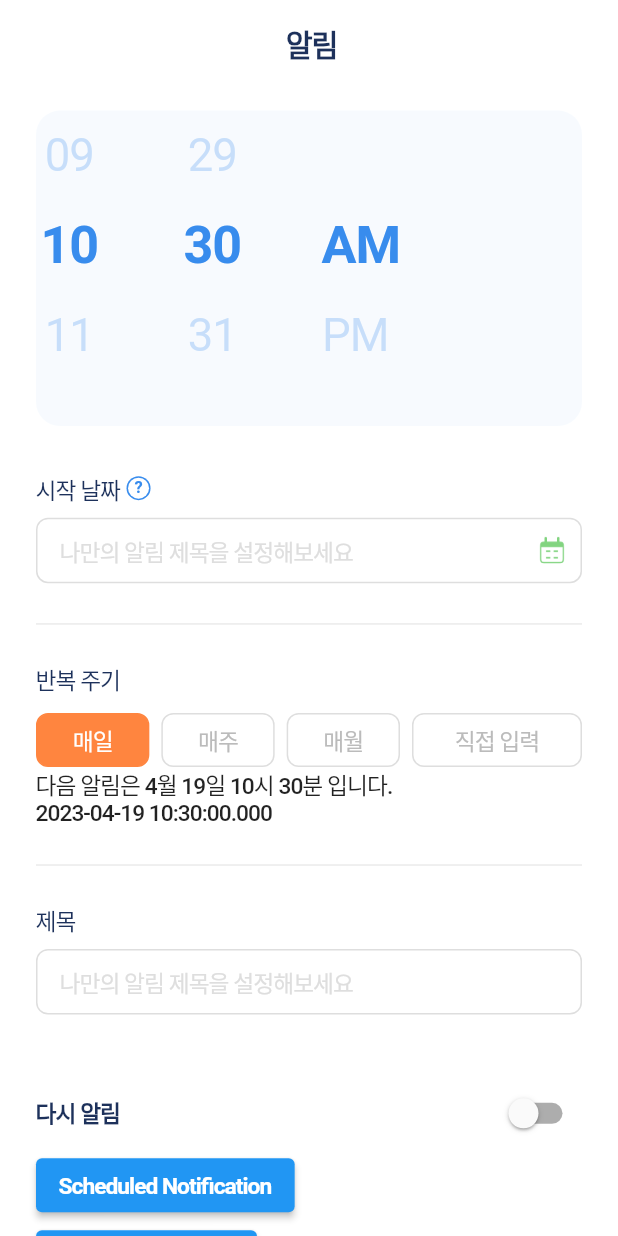
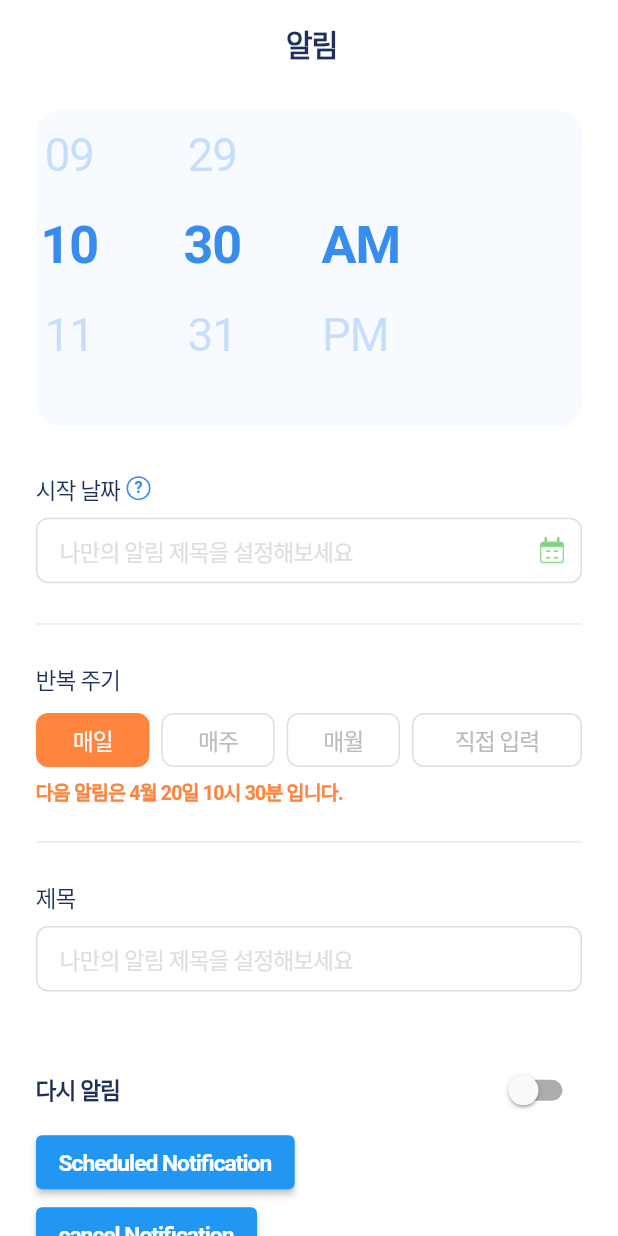
Before and after one commit to sungheeyoon/flutter-plant-plan, a Flutter app: the AlarmScreen widget shown alone on an empty page, opened directly with empty values, after a tap on "매일", on a phone screen of 412 x 824 dp. Run offline on Flutter 3.47's test engine with Material 2 defaults, Android fonts, the phone set to English and light mode, and no system bars; drawn by our look-alikes of flutter_time_picker_spinner; our stand-ins replace cached_network_image, calendar_date_picker2, cloud_firestore, equatable, firebase_core, firebase_storage and 10 more; missing offline and left inert: bubble_box, kakao_flutter_sdk_user, korea_regexp, snapping_sheet; accounts and stored records are empty; network calls fail; Roboto replaces fonts that are missing (Pretendard).

Commit message:
AlarmScreen input finished callback error correction

```diff
--- a/lib/add/provider/date_time_provider.dart
+++ b/lib/add/provider/date_time_provider.dart
@@ -1,13 +1,80 @@
 import 'package:flutter_riverpod/flutter_riverpod.dart';
 
+enum DateTimeKey { now, calculatedTime }
+
 final dateTimeProvider =
-    StateNotifierProvider<DateTimeNotifier, DateTime>((ref) {
+    StateNotifierProvider<DateTimeNotifier, Map<DateTimeKey, DateTime?>>((ref) {
   return DateTimeNotifier();
 });
 
-class DateTimeNotifier extends StateNotifier<DateTime> {
-  DateTimeNotifier() : super(DateTime.now());
-  void setDateTime(DateTime time) {
-    state = time;
+class DateTimeNotifier extends StateNotifier<Map<DateTimeKey, DateTime?>> {
+  DateTimeNotifier()
+      : super({
+          DateTimeKey.now: DateTime.now(),
+          DateTimeKey.calculatedTime: null
+        });
+
+  void setDateTime(DateTimeKey key, DateTime time) {
+    state = {...state, key: time};
+  }
+
+  void setCalculatedTimeNull() {
+    state = {...state, DateTimeKey.calculatedTime: null};
+  }
+
+  void updateNextAlarmTime({
+    required int focusedButtonIndex,
+    int? days,
+  }) {
+    final DateTime now = state[DateTimeKey.now]!;
+    switch (focusedButtonIndex) {
+      case 0: // '매일' 버튼
+        setDateTime(
+          DateTimeKey.calculatedTime,
+          now.add(
+            const Duration(days: 1),
+          ),
+        );
+
+        break;
+      case 1: // '매주' 버튼
+        setDateTime(
+          DateTimeKey.calculatedTime,
+          now.add(
+            const Duration(days: 7),
+          ),
+        );
+        break;
+      case 2: // '매월' 버튼
+        int year = now.year;
+        int month = now.month + 1;
+        int day = now.day;
+        int hour = now.hour;
+        int minute = now.minute;
+        if (month > 12) {
+          year += 1;
+          month = 1;
+        }
+        int lastDayOfMonth = DateTime(year, month + 1, 0).day;
+        day = day <= lastDayOfMonth ? day : lastDayOfMonth;
+        setDateTime(
+          DateTimeKey.calculatedTime,
+          DateTime(year, month, day, hour, minute),
+        );
+
+        break;
+      case 3: // '직접 입력' 버튼
+        if (days != null) {
+          setDateTime(
+            DateTimeKey.calculatedTime,
+            now.add(
+              Duration(days: days),
+            ),
+          );
+        } else {
+          // days가 null인 경우에는 _dateTime을 업데이트하지 않고 기존 값을 유지함
+        }
+        break;
+    }
   }
 }
--- a/lib/add/view/add_second_screen.dart
+++ b/lib/add/view/add_second_screen.dart
@@ -99,7 +99,7 @@ class AddSecondScreen extends ConsumerWidget {
                       borderColor: pointColor2.withOpacity(
                         0.5,
                       ),
-                      width: 50.h,
+                      width: 52.h,
                       height: 26.h,
                       textColor: pointColor2,
                       name: '변경',
--- a/lib/add/view/alarm_screen.dart
+++ b/lib/add/view/alarm_screen.dart
@@ -1,5 +1,6 @@
 import 'package:bubble_box/bubble_box.dart';
 import 'package:flutter/material.dart';
+import 'package:flutter/services.dart';
 import 'package:flutter_riverpod/flutter_riverpod.dart';
 import 'package:flutter_screenutil/flutter_screenutil.dart';
 import 'package:flutter_time_picker_spinner/flutter_time_picker_spinner.dart';
@@ -28,11 +29,10 @@ class _AlarmScreenState extends ConsumerState<AlarmScreen> {
   String? name;
   int focusedButtonIndex = -1;
   String? nextAlarmText;
+  int? days = 0;
 
   @override
   void initState() {
-    service = LocalNotificationService();
-    service.initialize();
     super.initState();
   }
 
@@ -268,8 +268,102 @@ class _AlarmScreenState extends ConsumerState<AlarmScreen> {
                       )
                     ],
                   ),
-                  Text('$nextAlarmText'),
-                  Text('$dateTime'),
+                  if (focusedButtonIndex == 3)
+                    Column(
+                      children: [
+                        SizedBox(
+                          height: 8.h,
+                        ),
+                        TextFormField(
+                          keyboardType: TextInputType.number,
+                          inputFormatters: [
+                            FilteringTextInputFormatter.allow(
+                              RegExp(r'[0-9]'),
+                            ), // Only allow digits
+                            FilteringTextInputFormatter.deny(
+                              RegExp(r'-'),
+                            ), // Deny negative sign
+                          ],
+                          onChanged: (text) {
+                            setState(
+                              () {
+                                int? intValue =
+                                    int.tryParse(text); // String을 int로 변환
+                                if (intValue != null) {
+                                  // intValue가 null이 아닌 경우에만 값을 업데이트
+                                  days = intValue;
+                                  ref
+                                      .read(dateTimeProvider.notifier)
+                                      .updateNextAlarmTime(
+                                          focusedButtonIndex: 3,
+                                          days: intValue);
+                                }
+                              },
+                            );
+                          },
+                          textAlignVertical: TextAlignVertical.center,
+                          textAlign: TextAlign.start,
+                          initialValue: days?.toString(),
+                          style: Theme.of(context)
+                              .textTheme
+                              .bodyMedium!
+                              .copyWith(color: grayBlack),
+                          decoration: InputDecoration(
+                            isDense: true,
+                            contentPadding:
+                                EdgeInsets.fromLTRB(16, 10.h, 16, 10.h),
+                            enabledBorder: const OutlineInputBorder(
+                              borderRadius: BorderRadius.all(
+                                Radius.circular(
+                                  8.0,
+                                ),
+                              ),
+                              borderSide:
+                                  BorderSide(width: 1, color: grayColor400),
+                            ),
+                            border: const OutlineInputBorder(
+                              borderRadius: BorderRadius.all(
+                                Radius.circular(
+                                  8.0,
+                                ),
+                              ),
+                              borderSide:
+                                  BorderSide(color: grayColor400, width: 1.0),
+                            ),
+                            focusedBorder: const OutlineInputBorder(
+                              borderRadius: BorderRadius.all(
+                                Radius.circular(
+                                  8.0,
+                                ),
+                              ),
+                              borderSide:
+                                  BorderSide(color: grayColor400, width: 1.0),
+                            ),
+                            hintText: '나만의 알림 제목을 설정해보세요',
+                            hintStyle: Theme.of(context)
+                                .textTheme
+                                .bodyMedium!
+                                .copyWith(color: grayColor400),
+                          ),
+                        ),
+                      ],
+                    ),
+                  if (dateTime[DateTimeKey.calculatedTime] != null &&
+                      focusedButtonIndex != -1)
+                    Column(
+                      children: [
+                        SizedBox(
+                          height: 8.h,
+                        ),
+                        Text(
+                          fomattor(dateTime[DateTimeKey.calculatedTime]!),
+                          style: Theme.of(context)
+                              .textTheme
+                              .labelMedium!
+                              .copyWith(color: pointColor1),
+                        )
+                      ],
+                    ),
                   SizedBox(
                     height: 16.h,
                   ),
@@ -381,7 +475,8 @@ class _AlarmScreenState extends ConsumerState<AlarmScreen> {
                       NotificationService().scheduleNotification(
                           title: 'Scheduled Notification',
                           body: '$dateTime',
-                          scheduledNotificationDateTime: dateTime);
+                          scheduledNotificationDateTime:
+                              dateTime[DateTimeKey.now]!);
                     },
                     child: const Text('Scheduled Notification'),
                   ),
@@ -399,61 +494,26 @@ class _AlarmScreenState extends ConsumerState<AlarmScreen> {
     );
   }
 
-  void _updateFocusedButton(int index, {int? days}) {
-    final dateTime = ref.watch(dateTimeProvider);
-    DateTime dateTime0 = dateTime;
+  String fomattor(DateTime calculatedTime) {
+    String nextDate = "${calculatedTime.month}월 ${calculatedTime.day}일";
+    String nextTime = "${calculatedTime.hour}시 ${calculatedTime.minute}분";
+
+    // 다음 알림 텍스트 업데이트
+    return nextAlarmText = "다음 알림은 $nextDate $nextTime 입니다.";
+  }
+
+  void _updateFocusedButton(int index) {
     setState(
       () {
         if (focusedButtonIndex == index) {
-          // If the same card is tapped again, unfocus it
           focusedButtonIndex = -1;
+          ref.read(dateTimeProvider.notifier).setCalculatedTimeNull();
         } else {
           focusedButtonIndex = index;
-
-          switch (index) {
-            case 0: // '매일' 버튼
-              dateTime0 = dateTime.add(
-                const Duration(days: 1),
-              );
-              break;
-            case 1: // '매주' 버튼
-              dateTime0 = dateTime.add(
-                const Duration(days: 7),
-              );
-              break;
-            case 2: // '매월' 버튼
-              int year = dateTime.year;
-              int month = dateTime.month + 1;
-              int day = dateTime.day;
-              int hour = dateTime.hour;
-              int minute = dateTime.minute;
-              if (month > 12) {
-                year += 1;
-                month = 1;
-              }
-              int lastDayOfMonth = DateTime(year, month + 1, 0).day;
-              day = day <= lastDayOfMonth ? day : lastDayOfMonth;
-              dateTime0 = DateTime(year, month, day, hour, minute);
-              break;
-            case 3: // '직접 입력' 버튼
-              if (days != null) {
-                dateTime0 = dateTime.add(
-                  Duration(days: days),
-                );
-              } else {
-                // days가 null인 경우에는 _dateTime을 업데이트하지 않고 기존 값을 유지함
-              }
-              break;
-          }
+          ref
+              .read(dateTimeProvider.notifier)
+              .updateNextAlarmTime(focusedButtonIndex: focusedButtonIndex);
         }
-
-        // 다음 날짜와 시간 포맷
-        // 다음 날짜와 시간 포맷
-        String nextDate = "${dateTime.month}월 ${dateTime.day}일";
-        String nextTime = "${dateTime.hour}시 ${dateTime.minute}분";
-
-        // 다음 알림 텍스트 업데이트
-        nextAlarmText = "다음 알림은 $nextDate $nextTime 입니다.";
       },
     );
   }
@@ -479,12 +539,15 @@ class _AlarmScreenState extends ConsumerState<AlarmScreen> {
             fontWeight: FontWeight.w700, fontSize: 32.h, color: pointColor2),
         alignment: Alignment.center,
         spacing: 44.w,
-        onTimeChange: (time) {
-          setState(
-            () {
-              ref.read(dateTimeProvider.notifier).setDateTime(time);
-            },
-          );
+        onTimeChange: (time) async {
+          ref
+              .read(dateTimeProvider.notifier)
+              .setDateTime(DateTimeKey.now, time);
+          setState(() {
+            ref
+                .read(dateTimeProvider.notifier)
+                .updateNextAlarmTime(focusedButtonIndex: focusedButtonIndex);
+          });
         },
       ),
     );
```
